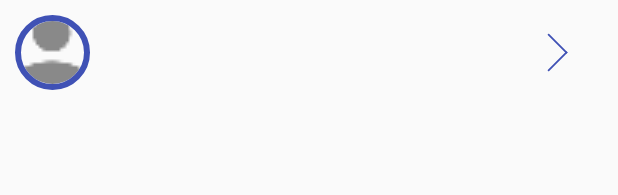
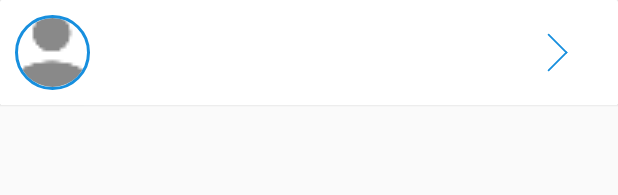
Before and after one commit to tundeojediran/JavaDevsLagos, an Android app: the layout list_item.xml on its own in the app's theme, with its tools: preview values and no code run, on a phone screen of 412 x 824 dp. Shown: the top 195 px of the screen. Run offline under Robolectric (Android 15) with nearby library versions, the phone set to English and light mode, and no system bars.

Commit message:
updated views

```diff
--- a/app/build.gradle
+++ b/app/build.gradle
@@ -35,4 +35,6 @@ dependencies {
 
     compile 'de.hdodenhof:circleimageview:2.1.0'
     compile 'com.squareup.picasso:picasso:2.5.2'
+    compile 'com.android.support:cardview-v7:25.1.0'
+
 }
--- a/app/src/main/res/layout/list_item.xml
+++ b/app/src/main/res/layout/list_item.xml
@@ -1,12 +1,23 @@
 <?xml version="1.0" encoding="utf-8"?>
+
+<android.support.v7.widget.CardView xmlns:android="http://schemas.android.com/apk/res/android"
+    xmlns:app="http://schemas.android.com/apk/res-auto"
+    android:id="@+id/cardView"
+    android:layout_width="match_parent"
+    android:layout_height="wrap_content"
+    android:layout_marginBottom="1dp"
+    android:clickable="true"
+    android:focusable="true"
+    android:foreground="?android:attr/selectableItemBackground"
+    app:cardCornerRadius="1dp"
+    app:cardElevation="1dp">
+
     <LinearLayout xmlns:android="http://schemas.android.com/apk/res/android"
         xmlns:app="http://schemas.android.com/apk/res-auto"
-    android:id="@+id/event_row_layout"
+        android:id="@+id/row_layout"
         android:layout_width="match_parent"
         android:layout_height="wrap_content"
         android:background="?android:attr/selectableItemBackground"
-    android:clickable="true"
-    android:focusable="true"
         android:orientation="horizontal"
         android:paddingBottom="10dp"
         android:paddingLeft="10dp"
@@ -18,21 +29,19 @@
             android:layout_width="50dp"
             android:layout_height="50dp"
             android:src="@mipmap/placeholder"
-        app:civ_border_width="4dp"
             app:civ_border_color="@color/colorPrimary"
-         />
+            app:civ_border_width="2dp" />
 
         <TextView
             android:id="@+id/textview_username"
             android:layout_width="0dp"
             android:layout_height="wrap_content"
+            android:layout_gravity="center_vertical"
+            android:layout_marginLeft="12dp"
+            android:layout_marginStart="12dp"
             android:layout_weight=".9"
-        android:layout_gravity="center_vertical"
-        android:textSize="15sp"
             android:textColor="#3e3e3e"
-        android:layout_marginLeft="12dp"
-        android:layout_marginStart="12dp" />
-
+            android:textSize="15sp" />
 
 
         <ImageView
@@ -46,3 +55,5 @@
             android:src="@drawable/arrow_right" />
 
     </LinearLayout>
+
+</android.support.v7.widget.CardView>
--- a/app/src/main/res/values/colors.xml
+++ b/app/src/main/res/values/colors.xml
@@ -1,8 +1,10 @@
 <?xml version="1.0" encoding="utf-8"?>
 <resources>
-    <color name="colorPrimary">#3F51B5</color>
-    <color name="colorPrimaryDark">#303F9F</color>
+    <color name="colorPrimary">#178FDE</color>
+    <color name="colorPrimaryDark">#1575B4</color>
     <color name="colorAccent">#FF4081</color>
     <color name="black">#000000</color>
     <color name="white">#FFFFFF</color>
+    <color name="error_red">#e74c3c</color>
+    <color name="error_yellow">#f1c40f</color>
 </resources>
--- a/app/src/main/res/values/strings.xml
+++ b/app/src/main/res/values/strings.xml
@@ -1,5 +1,8 @@
 <resources>
     <string name="app_name">Java Developers In Lagos</string>
-    <string name="error_network_connection">No network connection. Please check your network connection</string>
+    <string name="error_network_connection">Please check your network connection.</string>
     <string name="error_sockettimeout">Network timeout error. Please refresh</string>
+    <string name="github_profile">Github profile</string>
+    <string name="username">Username</string>
+    <string name="action_reload">Reload</string>
 </resources>
```
Also changed, not shown: app/src/main/AndroidManifest.xml (+7 -4 lines), app/src/main/java/alc/javadevslagos/activities/MainActivity.java (+18 -7 lines), app/src/main/java/alc/javadevslagos/adapters/ListAdapter.java (+12 -0 lines), app/src/main/java/alc/javadevslagos/utils/SnackbarUtils.java (+15 -0 lines), app/src/main/res/layout/activity_developer_details.xml (+6 -6 lines), app/src/main/res/layout/activity_main.xml (+8 -1 lines). Lines whose indentation alone changed are shown as unchanged.
